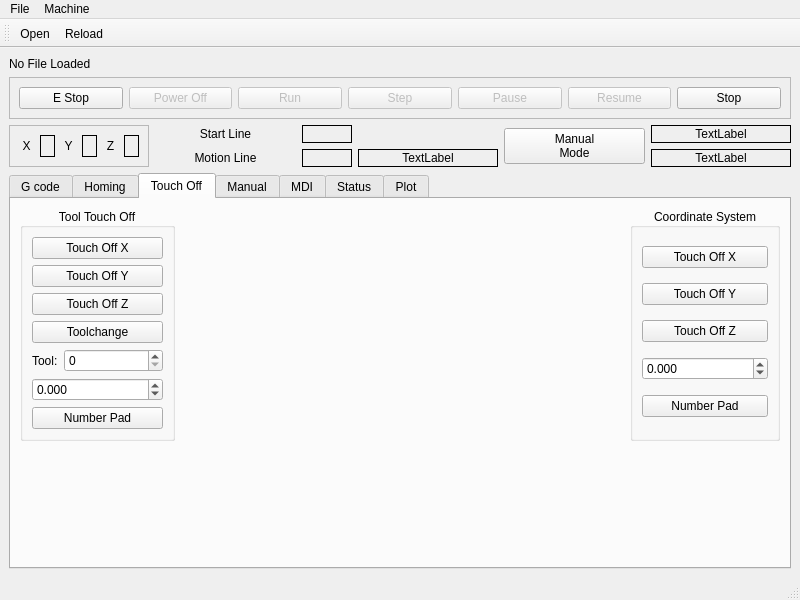
Old version of the form jet/src/jet.ui in the repository tlight9/jet.
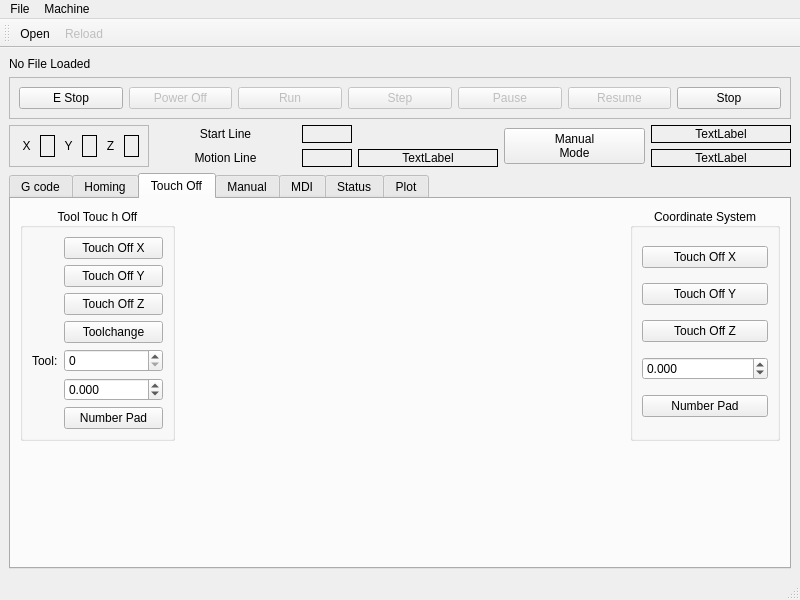
New version of the form. The open tabs and pages were chosen to show the change.

Commit message: disable reload button until a file is loaded

What changed in the file:
```diff
--- a/jet/src/jet.ui
+++ b/jet/src/jet.ui
@@ -496,12 +496,19 @@
            </size>
           </property>
           <property name="title">
-           <string>Tool Touch Off</string>
+           <string>Tool Touc h Off</string>
           </property>
           <property name="alignment">
            <set>Qt::AlignCenter</set>
           </property>
           <layout class="QGridLayout" name="gridLayout_14">
+           <item row="0" column="1">
+            <widget class="QPushButton" name="tool_touchoff_x">
+             <property name="text">
+              <string>Touch Off X</string>
+             </property>
+            </widget>
+           </item>
            <item row="4" column="0">
             <widget class="QLabel" name="Tool_no">
              <property name="text">
@@ -509,6 +516,58 @@
              </property>
             </widget>
            </item>
+           <item row="3" column="1">
+            <widget class="QPushButton" name="tool_change_pb">
+             <property name="toolTip">
+              <string/>
+             </property>
+             <property name="toolTipDuration">
+              <number>-1</number>
+             </property>
+             <property name="text">
+              <string>Toolchange</string>
+             </property>
+            </widget>
+           </item>
+           <item row="5" column="1">
+            <widget class="QDoubleSpinBox" name="tool_touchoff_dsb">
+             <property name="decimals">
+              <number>3</number>
+             </property>
+             <property name="minimum">
+              <double>-1000.000000000000000</double>
+             </property>
+             <property name="maximum">
+              <double>1000.000000000000000</double>
+             </property>
+             <property name="singleStep">
+              <double>0.001000000000000</double>
+             </property>
+             <property name="stepType">
+              <enum>QAbstractSpinBox::DefaultStepType</enum>
+             </property>
+            </widget>
+           </item>
+           <item row="6" column="1">
+            <widget class="QPushButton" name="numberpad_pb_2">
+             <property name="text">
+              <string>Number Pad</string>
+             </property>
+             <property name="target" stdset="0">
+              <string>tool_touchoff_dsb</string>
+             </property>
+             <property name="type" stdset="0">
+              <string>float</string>
+             </property>
+            </widget>
+           </item>
+           <item row="1" column="1">
+            <widget class="QPushButton" name="tool_touchoff_y">
+             <property name="text">
+              <string>Touch Off Y</string>
+             </property>
+            </widget>
+           </item>
            <item row="4" column="1">
             <widget class="QDoubleSpinBox" name="tool_number_dsb">
              <property name="minimumSize">
@@ -540,72 +599,13 @@
              </property>
             </widget>
            </item>
-           <item row="0" column="0" colspan="2">
-            <widget class="QPushButton" name="tool_touchoff_x">
-             <property name="text">
-              <string>Touch Off X</string>
-             </property>
-            </widget>
-           </item>
-           <item row="1" column="0" colspan="2">
-            <widget class="QPushButton" name="tool_touchoff_y">
-             <property name="text">
-              <string>Touch Off Y</string>
-             </property>
-            </widget>
-           </item>
-           <item row="2" column="0" colspan="2">
+           <item row="2" column="1">
             <widget class="QPushButton" name="tool_touchoff_z">
              <property name="text">
               <string>Touch Off Z</string>
              </property>
             </widget>
            </item>
-           <item row="3" column="0" colspan="2">
-            <widget class="QPushButton" name="tool_change_pb">
-             <property name="toolTip">
-              <string/>
-             </property>
-             <property name="toolTipDuration">
-              <number>-1</number>
-             </property>
-             <property name="text">
-              <string>Toolchange</string>
-             </property>
-            </widget>
-           </item>
-           <item row="5" column="0" colspan="2">
-            <widget class="QDoubleSpinBox" name="tool_touchoff_dsb">
-             <property name="decimals">
-              <number>3</number>
-             </property>
-             <property name="minimum">
-              <double>-1000.000000000000000</double>
-             </property>
-             <property name="maximum">
-              <double>1000.000000000000000</double>
-             </property>
-             <property name="singleStep">
-              <double>0.001000000000000</double>
-             </property>
-             <property name="stepType">
-              <enum>QAbstractSpinBox::DefaultStepType</enum>
-             </property>
-            </widget>
-           </item>
-           <item row="6" column="0" colspan="2">
-            <widget class="QPushButton" name="numberpad_pb_2">
-             <property name="text">
-              <string>Number Pad</string>
-             </property>
-             <property name="target" stdset="0">
-              <string>tool_touchoff_dsb</string>
-             </property>
-             <property name="type" stdset="0">
-              <string>float</string>
-             </property>
-            </widget>
-           </item>
           </layout>
          </widget>
         </item>
@@ -1093,6 +1093,9 @@
    </property>
   </action>
   <action name="actionReload">
+   <property name="enabled">
+    <bool>false</bool>
+   </property>
    <property name="text">
     <string>Reload</string>
    </property>
```
Left out of the diff: 2 changed lines with no effect on the pictures. The commit also changes 2 other files.
